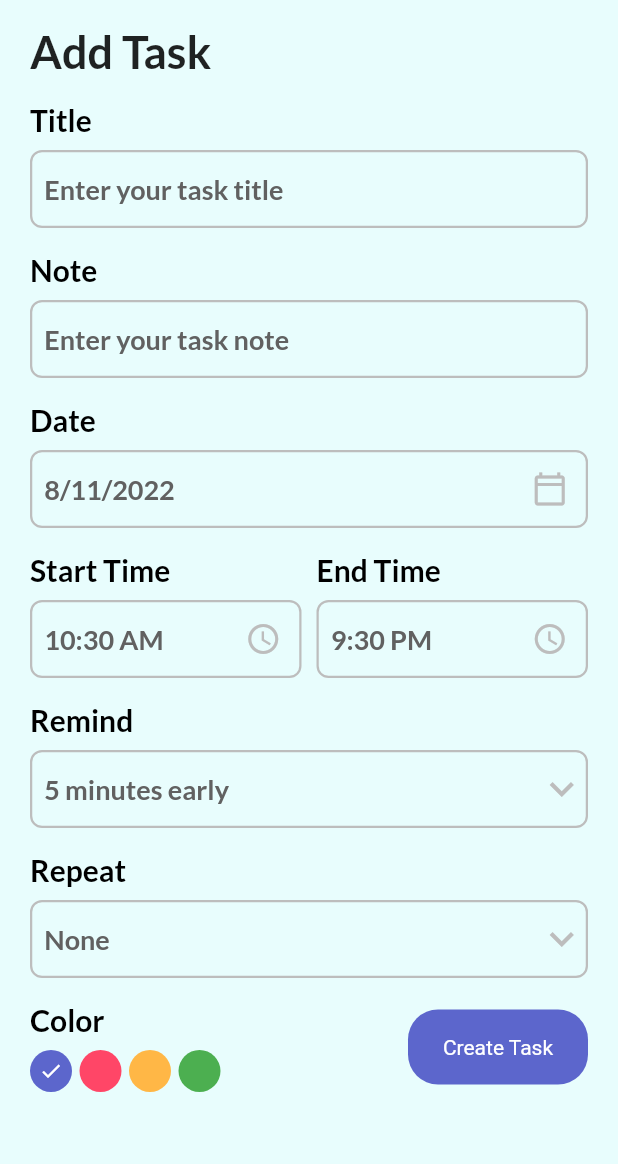
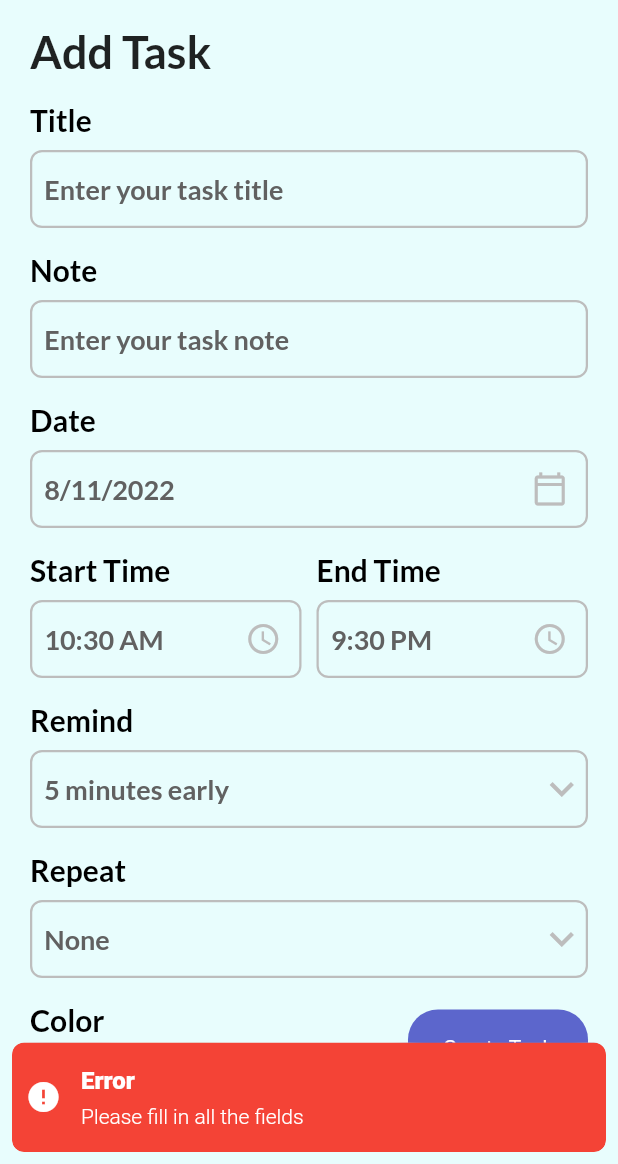
Before and after one commit to Tolulope05/flutter_todo_list, a Flutter app: the AddTaskPage screen opened directly, after a tap on "Create Task", on a phone screen of 412 x 824 dp, the part 72-1236 px from its top. Run offline on Flutter 3.47's test engine with Material 2 defaults, Android fonts, the phone set to English and light mode, and no system bars; our stand-ins replace date_picker_timeline, flutter_local_notifications, get, get_storage, google_fonts, timezone; accounts and stored records are empty.

Commit message:
alidate text and date controller

```diff
--- a/lib/const/theme.dart
+++ b/lib/const/theme.dart
@@ -24,7 +24,7 @@ class Themes {
       buttonTheme: Theme.of(context).buttonTheme.copyWith(
             buttonColor: Colors.green,
           ),
-      backgroundColor: Colors.lightBlue,
+      backgroundColor: scaffoldBgColor,
     );
   }
 
@@ -32,6 +32,7 @@ class Themes {
     return ThemeData(
       primaryColor: headerColor,
       brightness: Brightness.dark,
+      scaffoldBackgroundColor: darkGreyColor,
       backgroundColor: darkGreyColor,
       buttonTheme: Theme.of(context).buttonTheme.copyWith(),
     );
--- a/lib/screens/add_task_bar.dart
+++ b/lib/screens/add_task_bar.dart
@@ -16,6 +16,8 @@ class AddTaskPage extends StatefulWidget {
 }
 
 class _AddTaskPageState extends State<AddTaskPage> {
+  final TextEditingController _titleController = TextEditingController();
+  final TextEditingController _noteController = TextEditingController();
   DateTime selectedDate = DateTime.now();
   String _endTime = "9:30 PM";
   String _startTime = DateFormat("hh:mm a").format(DateTime.now());
@@ -29,7 +31,15 @@ class _AddTaskPageState extends State<AddTaskPage> {
     yellowColor,
     greenColor,
   ];
+
   int _selectedColor = 0;
+  @override
+  void dispose() {
+    _titleController.dispose();
+    _noteController.dispose();
+    super.dispose();
+  }
+
   @override
   Widget build(BuildContext context) {
     return Scaffold(
@@ -48,8 +58,16 @@ class _AddTaskPageState extends State<AddTaskPage> {
                 "Add Task",
                 style: headingStyle,
               ),
-              const MyInputField(title: "Title", hint: "Enter your task title"),
-              const MyInputField(title: "Note", hint: "Enter your task note"),
+              MyInputField(
+                title: "Title",
+                hint: "Enter your task title",
+                controller: _titleController,
+              ),
+              MyInputField(
+                title: "Note",
+                hint: "Enter your task note",
+                controller: _noteController,
+              ),
               MyInputField(
                 title: "Date",
                 hint: DateFormat.yMd().format(selectedDate),
@@ -161,14 +179,16 @@ class _AddTaskPageState extends State<AddTaskPage> {
                   mainAxisAlignment: MainAxisAlignment.spaceBetween,
                   children: [
                     _colorPallete(),
-                    MyButton(label: "Create Task", onTap: () {})
+                    MyButton(
+                      label: "Create Task",
+                      onTap: () {
+                        _validateData();
+                      },
+                    )
                   ],
                 ),
               ),
-              SizedBox(
-                height: 30,
-                width: double.maxFinite,
-              )
+              const SizedBox(height: 30, width: double.maxFinite),
             ],
           ),
         ),
@@ -287,4 +307,45 @@ class _AddTaskPageState extends State<AddTaskPage> {
             ),
     );
   }
+
+  void _validateData() {
+    bool abovePresentDay =
+        selectedDate.isBefore(DateTime.now().subtract(const Duration(days: 1)));
+
+    if (_titleController.text.isNotEmpty &&
+        _noteController.text.isNotEmpty &&
+        !abovePresentDay) {
+      Get.back();
+    } else if (_titleController.text.isEmpty || _noteController.text.isEmpty) {
+      Get.snackbar(
+        "Error",
+        "Please fill in all the fields",
+        icon: const Icon(
+          Icons.error,
+          color: Colors.white,
+        ),
+        backgroundColor: Colors.red,
+        colorText: Colors.white,
+        borderRadius: 8,
+        snackPosition: SnackPosition.BOTTOM,
+        margin: const EdgeInsets.all(8),
+        duration: const Duration(seconds: 2),
+      );
+    } else if (abovePresentDay) {
+      Get.snackbar(
+        "Error",
+        "Date must be present day or greater",
+        icon: const Icon(
+          Icons.error,
+          color: Colors.white,
+        ),
+        backgroundColor: Colors.red,
+        colorText: Colors.white,
+        borderRadius: 8,
+        snackPosition: SnackPosition.BOTTOM,
+        margin: const EdgeInsets.all(8),
+        duration: const Duration(seconds: 2),
+      );
+    }
+  }
 }
```
